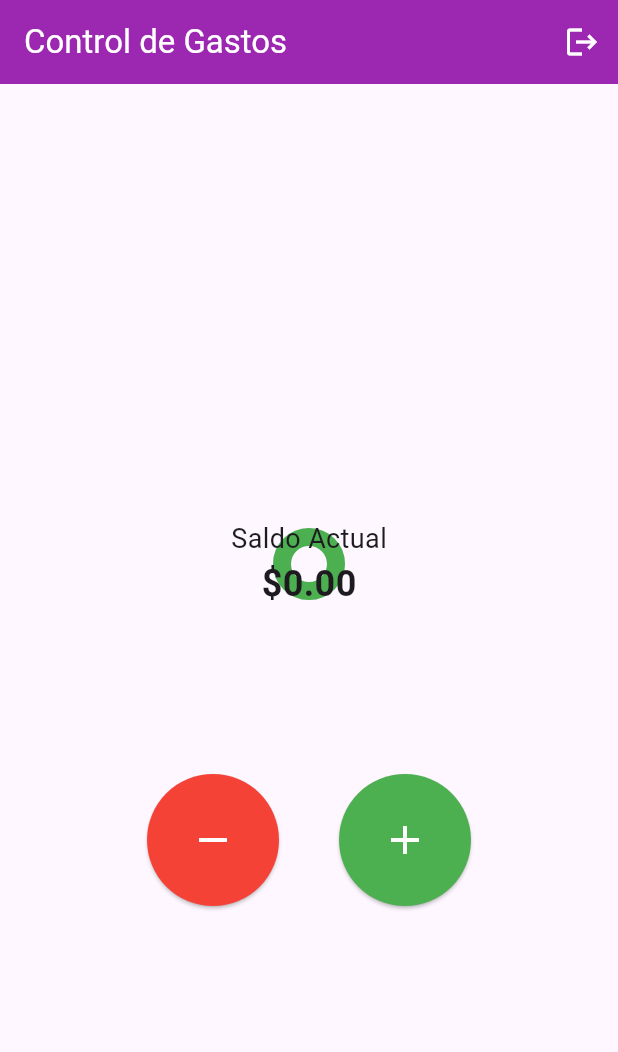
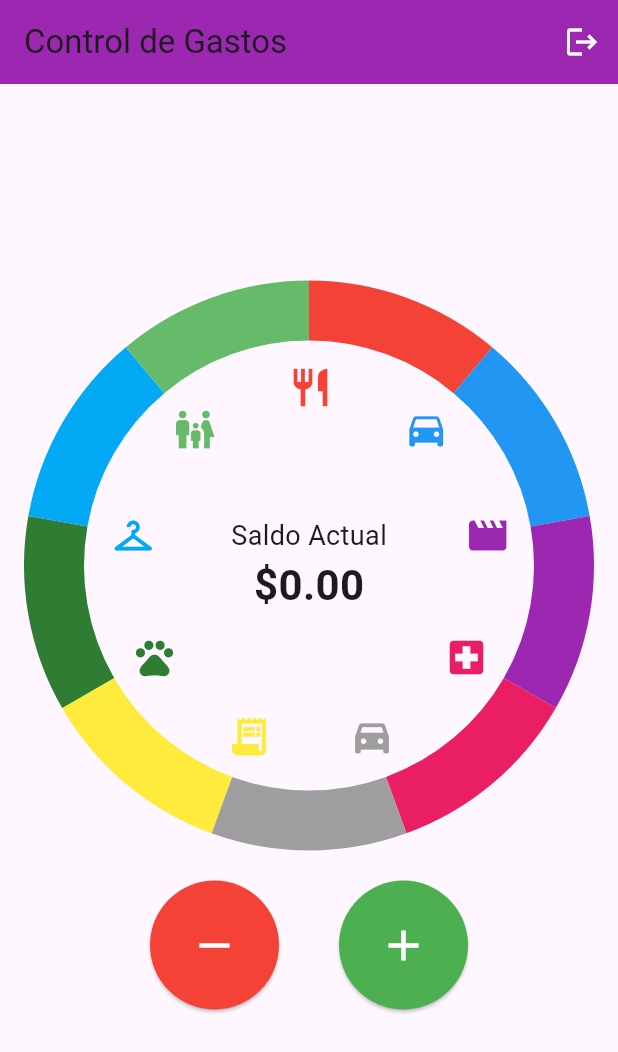
Before and after one commit to gonzaloguiniazu/flutter_application_1, a Flutter app: the screen it shows once a user with an empty profile is signed in, on a phone screen of 412 x 824 dp. Shown: the top 1052 px of the screen. Run offline on Flutter 3.47's test engine with Material 3 defaults, Android fonts, the phone set to English and light mode, and no system bars; our stand-ins replace cloud_firestore, firebase_auth, firebase_core, google_sign_in; accounts and stored records are empty.

Commit message:
version 1.2
mejoras varias

```diff
--- a/lib/CategoriaIngreso.dart
+++ b/lib/CategoriaIngreso.dart
@@ -1,7 +1,7 @@
 import 'package:flutter/material.dart';
 
-class CategoriaIngresoScreen extends StatelessWidget {
-  const CategoriaIngresoScreen({super.key});
+class CategoriaIngreso extends StatelessWidget {
+  const CategoriaIngreso({super.key});
 
   @override
   Widget build(BuildContext context) {
--- a/lib/home_screen.dart
+++ b/lib/home_screen.dart
@@ -3,6 +3,11 @@ import 'package:firebase_auth/firebase_auth.dart';
 import 'package:cloud_firestore/cloud_firestore.dart';
 import 'login_screen.dart'; // IMPORTANTE: tu LoginScreen
 import 'GastoScreen.dart';
+import 'IngresoScreen.dart';
+import 'CategoriaIngreso.dart';
+import 'CategoriaGasto.dart';
+import 'dart:math';
+
 
 class HomeScreen extends StatefulWidget {
   final User user;
@@ -15,9 +20,26 @@ class HomeScreen extends StatefulWidget {
 class _HomeScreenState extends State<HomeScreen> {
   double _saldoActual = 0.0;
 
-  // Referencia a la colección de movimientos en Firestore
   final CollectionReference _movimientosRef =
       FirebaseFirestore.instance.collection('movimientos');
+
+  // ===== CONFIGURACIÓN DEL CÍRCULO =====
+  double diametro = 340; // tamaño total del círculo
+  double anchoBarra = 40; // grosor del anillo
+  double distanciaIconos = 120; // distancia del centro a los íconos
+
+  // ===== CATEGORÍAS DE GASTOS =====
+  final Map<String, Map<String, dynamic>> categorias = {
+    'Alimentación': {'color': Colors.red, 'icon': Icons.restaurant},
+    'Transporte': {'color': Colors.blue, 'icon': Icons.directions_car},
+    'Entretenimiento': {'color': Colors.purple, 'icon': Icons.movie},
+    'Salud': {'color': Colors.pink, 'icon': Icons.local_hospital},
+    'Automóvil': {'color': Colors.grey, 'icon': Icons.directions_car_filled},
+    'Facturas': {'color': Colors.yellow, 'icon': Icons.receipt_long},
+    'Mascotas': {'color': Colors.green.shade800, 'icon': Icons.pets},
+    'Ropa': {'color': Colors.lightBlue, 'icon': Icons.checkroom},
+    'Familia': {'color': Colors.green.shade400, 'icon': Icons.family_restroom},
+  };
 
   @override
   void initState() {
@@ -36,84 +58,25 @@ class _HomeScreenState extends State<HomeScreen> {
     }
 
     if (!mounted) return;
-
-    setState(() {
-      _saldoActual = saldo;
-    });
-  }
-
-  Future<void> _agregarMovimiento(double monto) async {
-    await _movimientosRef.add({
-      'monto': monto,
-      'fecha': FieldValue.serverTimestamp(),
-    });
-    _cargarSaldo();
-  }
-
-  void _mostrarDialogoMovimiento({required bool esIngreso}) {
-    final TextEditingController _montoController = TextEditingController();
-
-    showDialog(
-      context: context,
-      builder: (context) {
-        return AlertDialog(
-          title: Text(esIngreso ? 'Registrar Ingreso' : 'Registrar Gasto'),
-          content: TextField(
-            controller: _montoController,
-            keyboardType: TextInputType.number,
-            decoration: const InputDecoration(
-              labelText: 'Monto',
-              prefixIcon: Icon(Icons.attach_money),
-            ),
-          ),
-          actions: [
-            TextButton(
-              onPressed: () => Navigator.of(context).pop(),
-              child: const Text('Cancelar'),
-            ),
-            TextButton(
-              onPressed: () {
-                final texto = _montoController.text.trim();
-                if (texto.isNotEmpty) {
-                  final monto = double.tryParse(texto) ?? 0.0;
-                  if (monto > 0) {
-                    _agregarMovimiento(esIngreso ? monto : -monto);
-                  }
-                }
-                Navigator.of(context).pop();
-              },
-              child: const Text('Guardar'),
-            ),
-          ],
-        );
-      },
-    );
-  }
-
-  void _cerrarSesion() async {
-    await FirebaseAuth.instance.signOut();
-
-    if (!mounted) return;
-
-    Navigator.of(context).pushAndRemoveUntil(
-      MaterialPageRoute(builder: (context) => const LoginScreen()),
-      (Route<dynamic> route) => false,
-    );
+    setState(() => _saldoActual = saldo);
   }
 
   @override
   Widget build(BuildContext context) {
+    final categoriasList = categorias.entries.toList();
+
     return Scaffold(
       appBar: AppBar(
-        backgroundColor: Colors.purple, // fondo violeta
-        title: const Text(
-          "Control de Gastos",
-          style: TextStyle(color: Colors.white),
-        ),
+        title: const Text("Control de Gastos"),
+        backgroundColor: Colors.purple,
         actions: [
           IconButton(
             icon: const Icon(Icons.logout, color: Colors.white),
-            onPressed: _cerrarSesion,
+            onPressed: () async {
+              await FirebaseAuth.instance.signOut();
+              Navigator.pushNamedAndRemoveUntil(
+                  context, '/login', (route) => false);
+            },
           ),
         ],
       ),
@@ -121,20 +84,42 @@ class _HomeScreenState extends State<HomeScreen> {
         child: Column(
           mainAxisAlignment: MainAxisAlignment.center,
           children: [
-            // Barra circular con saldo
+            // ===== GRÁFICO CIRCULAR DE CATEGORÍAS =====
             SizedBox(
-              height: 200,
-              width: 200,
+              height: diametro,
+              width: diametro,
               child: Stack(
                 alignment: Alignment.center,
                 children: [
-                  CircularProgressIndicator(
-                    value: 1.0,
-                    strokeWidth: 12,
-                    backgroundColor: Colors.grey[300],
-                    valueColor: AlwaysStoppedAnimation<Color>(
-                        _saldoActual >= 0 ? Colors.green : Colors.red),
+                  // Círculo colorido de categorías
+                  CustomPaint(
+                    size: Size(diametro, diametro),
+                    painter: CategoriaCirclePainter(
+                      categoriasList,
+                      anchoBarra: anchoBarra,
+                    ),
                   ),
+
+                  // Íconos distribuidos alrededor
+                  ...List.generate(categoriasList.length, (index) {
+                    final angle =
+                        (2 * pi / categoriasList.length) * index - pi / 2;
+                    final offset = Offset(
+                      (diametro / 2) + distanciaIconos * cos(angle),
+                      (diametro / 2) + distanciaIconos * sin(angle),
+                    );
+                    return Positioned(
+                      left: offset.dx - 14,
+                      top: offset.dy - 14,
+                      child: Icon(
+                        categoriasList[index].value['icon'],
+                        color: categoriasList[index].value['color'],
+                        size: 30,
+                      ),
+                    );
+                  }),
+
+                  // Texto del saldo actual
                   Column(
                     mainAxisAlignment: MainAxisAlignment.center,
                     children: [
@@ -145,7 +130,7 @@ class _HomeScreenState extends State<HomeScreen> {
                       Text(
                         "\$${_saldoActual.toStringAsFixed(2)}",
                         style: const TextStyle(
-                          fontSize: 24,
+                          fontSize: 28,
                           fontWeight: FontWeight.bold,
                         ),
                       ),
@@ -154,9 +139,10 @@ class _HomeScreenState extends State<HomeScreen> {
                 ],
               ),
             ),
+
             const SizedBox(height: 40),
 
-            // Botones de gasto (+) e ingreso (−) más grandes
+            // ===== BOTONES DE INGRESO Y GASTO =====
             Row(
               mainAxisAlignment: MainAxisAlignment.center,
               children: [
@@ -164,28 +150,24 @@ class _HomeScreenState extends State<HomeScreen> {
                   style: ElevatedButton.styleFrom(
                     backgroundColor: Colors.red,
                     shape: const CircleBorder(),
-                    padding: const EdgeInsets.all(28),
+                    padding: const EdgeInsets.all(26),
                   ),
-                 onPressed: () async {
-    final valor = await Navigator.of(context).push<double>(
-      MaterialPageRoute(builder: (_) => const GastoScreen()),
-    );
-
-    if (valor != null && valor > 0) {
-      _agregarMovimiento(-valor); // guardalo en Firestore como gasto
-    }
-  },
-                  child: const Icon(Icons.remove, color: Colors.white, size: 32),
+                  onPressed: () {
+                    Navigator.pushNamed(context, '/gasto');
+                  },
+                  child: const Icon(Icons.remove, color: Colors.white, size: 34),
                 ),
                 const SizedBox(width: 40),
                 ElevatedButton(
                   style: ElevatedButton.styleFrom(
                     backgroundColor: Colors.green,
                     shape: const CircleBorder(),
-                    padding: const EdgeInsets.all(28),
+                    padding: const EdgeInsets.all(26),
                   ),
-                  onPressed: () => _mostrarDialogoMovimiento(esIngreso: true),
-                  child: const Icon(Icons.add, color: Colors.white, size: 32),
+                  onPressed: () {
+                    Navigator.pushNamed(context, '/ingreso');
+                  },
+                  child: const Icon(Icons.add, color: Colors.white, size: 34),
                 ),
               ],
             ),
@@ -195,3 +177,37 @@ class _HomeScreenState extends State<HomeScreen> {
     );
   }
 }
+
+// ===== PINTOR PERSONALIZADO DEL CÍRCULO =====
+class CategoriaCirclePainter extends CustomPainter {
+  final List<MapEntry<String, Map<String, dynamic>>> categorias;
+  final double anchoBarra;
+
+  CategoriaCirclePainter(this.categorias, {required this.anchoBarra});
+
+  @override
+  void paint(Canvas canvas, Size size) {
+    final paint = Paint()
+      ..style = PaintingStyle.stroke
+      ..strokeWidth = anchoBarra;
+
+    final rect = Rect.fromLTWH(0, 0, size.width, size.height);
+    const double startAngleOffset = -pi / 2;
+    final total = categorias.length;
+    final sweepAngle = (2 * pi) / total;
+
+    for (int i = 0; i < total; i++) {
+      paint.color = categorias[i].value['color'];
+      canvas.drawArc(
+        rect,
+        startAngleOffset + (i * sweepAngle),
+        sweepAngle,
+        false,
+        paint,
+      );
+    }
+  }
+
+  @override
+  bool shouldRepaint(covariant CustomPainter oldDelegate) => false;
+}
--- a/lib/main.dart
+++ b/lib/main.dart
@@ -3,10 +3,13 @@ import 'package:firebase_core/firebase_core.dart';
 import 'package:firebase_auth/firebase_auth.dart';
 import 'login_screen.dart';
 import 'home_screen.dart';
+import 'firebase_options.dart';
 
 void main() async {
   WidgetsFlutterBinding.ensureInitialized();
-  await Firebase.initializeApp();
+  await Firebase.initializeApp(
+    options: DefaultFirebaseOptions.currentPlatform, // si usás firebase_options.dart
+  );
   runApp(const MyApp());
 }
 
@@ -16,20 +19,35 @@ class MyApp extends StatelessWidget {
   @override
   Widget build(BuildContext context) {
     return MaterialApp(
-      home: StreamBuilder<User?>(
+      debugShowCheckedModeBanner: false,
+      title: 'Control de Gastos',
+      initialRoute: '/', // ruta inicial
+      routes: {
+        '/': (context) => const AuthWrapper(), // decide si mostrar login o home
+        '/login': (context) => const LoginScreen(),
+      },
+    );
+  }
+}
+
+class AuthWrapper extends StatelessWidget {
+  const AuthWrapper({super.key});
+
+  @override
+  Widget build(BuildContext context) {
+    return StreamBuilder<User?>(
       stream: FirebaseAuth.instance.authStateChanges(),
       builder: (context, snapshot) {
         if (snapshot.connectionState == ConnectionState.waiting) {
-            return const Scaffold(body: Center(child: CircularProgressIndicator()));
-          }
-          if (snapshot.hasData) {
+          return const Scaffold(
+            body: Center(child: CircularProgressIndicator()),
+          );
+        } else if (snapshot.hasData) {
           return HomeScreen(user: snapshot.data!);
         } else {
           return const LoginScreen();
         }
       },
-      ),
-      debugShowCheckedModeBanner: false,
     );
   }
 }
```
Also changed, not shown: lib/CategoriaGasto.dart (added, +53 -0 lines), lib/IngresoScreen.dart (+3 -5 lines), pubspec.yaml (+15 -5 lines), assets/icon/logo.png (added), pubspec.lock, 29 other files. Lines whose indentation alone changed are shown as unchanged.
